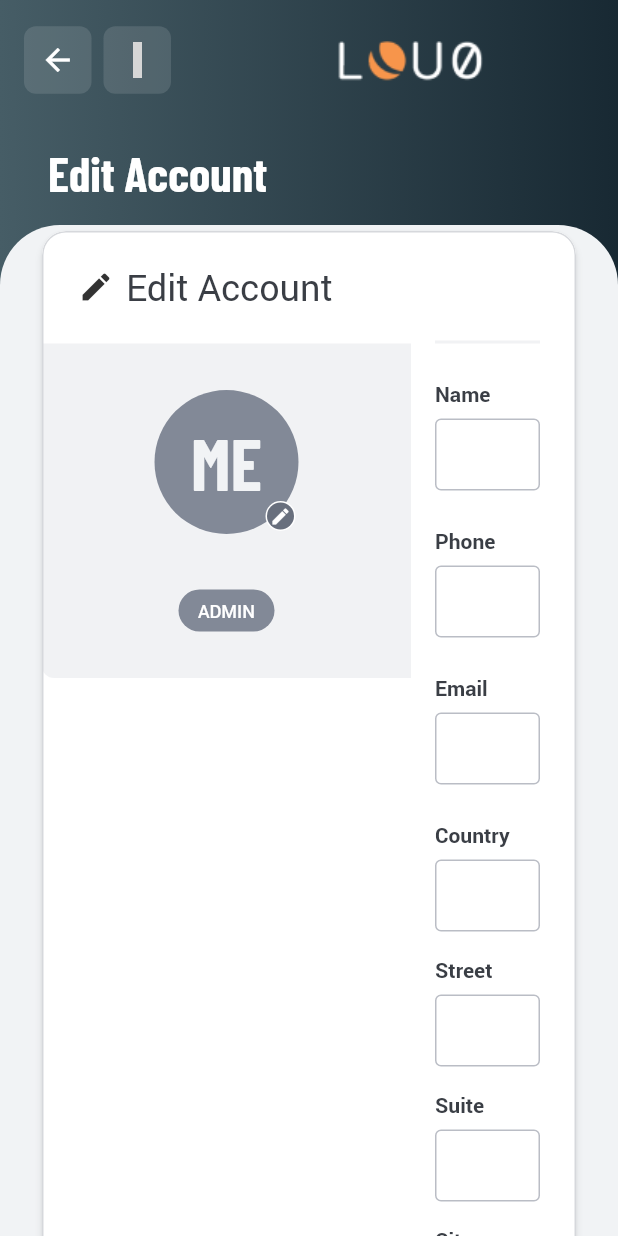
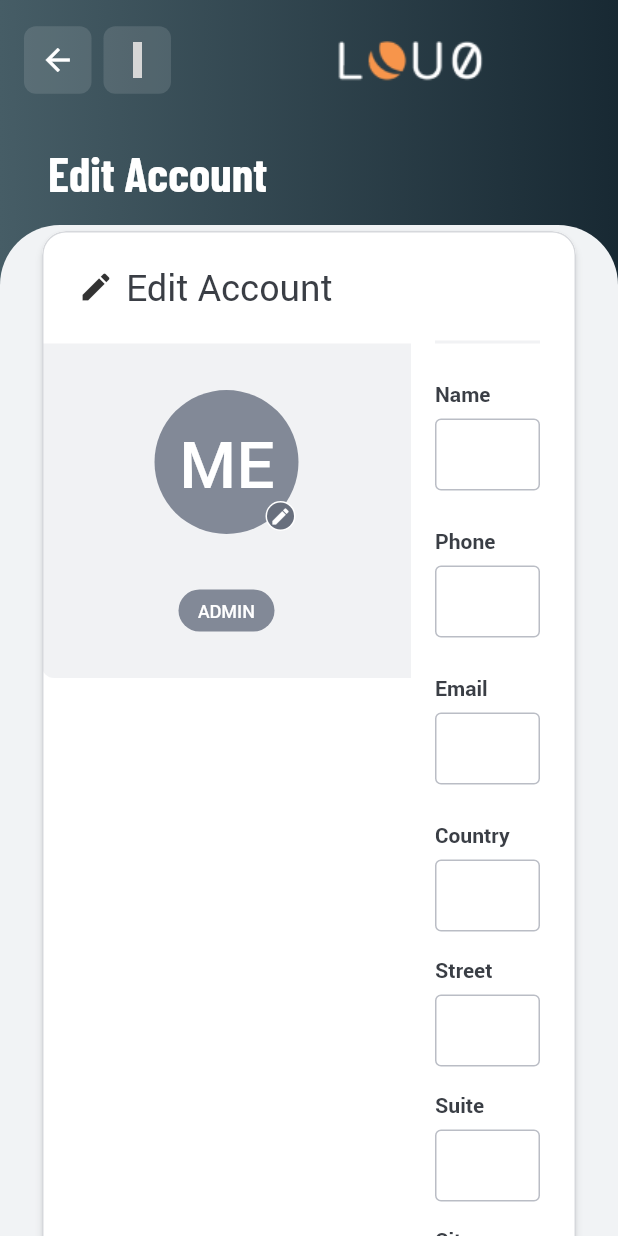
Before and after one commit to jamilwaqar/louzero, a Flutter app: the EditAccountPage screen opened directly with empty values, on a phone screen of 412 x 824 dp. Run offline on Flutter 3.47's test engine with Material 2 defaults, Android fonts, the phone set to English and light mode, and no system bars; our stand-ins replace another_flushbar, cached_network_image, country_picker, dio, dropdown_search, fl_chart and 8 more; missing offline and left inert: backendless_sdk, flutter_verification_code, image_pickers, simple_rich_text; accounts and stored records are empty; statements that could not run were skipped; grey boxes are pictures that could not be loaded.

Commit message:
updates app avatar

```diff
--- a/lib/common/app_avatar.dart
+++ b/lib/common/app_avatar.dart
@@ -1,8 +1,10 @@
 import 'package:cached_network_image/cached_network_image.dart';
 import 'package:flutter/material.dart';
 import 'package:louzero/controller/constant/colors.dart';
+import 'app_image.dart';
 
 class AppAvatar extends StatelessWidget {
+
   final Uri? url;
   final String? text;
   final Color? borderColor;
@@ -33,20 +35,15 @@ class AppAvatar extends StatelessWidget {
           border: Border.all(color: borderColor ?? Colors.transparent),
           borderRadius: BorderRadius.circular(999),
           color: backgroundColor ?? Colors.transparent),
-      child: Text(
-        text!.isNotEmpty ? text! : 'ME',
-        style: AppStyles.headerRegular
-            .copyWith(color: AppColors.secondary_99, fontSize: size * .50),
-      ),
-      // child: url == null
-      //     ? placeHolder != null
-      //         ? AppImage(
-      //             placeHolder!,
-      //             width: size,
-      //             height: size,
-      //           )
-      //         : _initials()
-      //     : _cachedNetworkImage(),
+      child: url == null
+          ? placeHolder != null
+              ? AppImage(
+                  placeHolder!,
+                  width: size,
+                  height: size,
+                )
+              : _initials()
+          : _cachedNetworkImage(),
     );
   }
 
@@ -61,9 +58,14 @@ class AppAvatar extends StatelessWidget {
               ),
             ),
           ),
-      placeholder: (context, url) => const Center(
-            child: CircularProgressIndicator(
-              strokeWidth: 2,
+      placeholder: (context, url) => Center(
+            child: Container(
+              width: size / 2,
+              height: size / 2,
+              alignment: Alignment.center,
+              child: const CircularProgressIndicator(
+                strokeWidth: 2,
+              ),
             ),
           ),
       errorWidget: (context, url, error) {
@@ -71,7 +73,7 @@ class AppAvatar extends StatelessWidget {
       });
 
   Widget _initials() => Text(
-        text!,
+        text?.isNotEmpty ?? false ? text! : 'ME',
         style: TextStyle(
           color: AppColors.lightest,
           fontWeight: FontWeight.w500,
--- a/lib/ui/page/account/account.dart
+++ b/lib/ui/page/account/account.dart
@@ -4,7 +4,6 @@ import 'package:get/get.dart';
 import 'package:louzero/common/common.dart';
 import 'package:louzero/controller/constant/colors.dart';
 import 'package:louzero/controller/get/company_controller.dart';
-import 'package:louzero/controller/state/auth_manager.dart';
 import 'package:louzero/controller/utils.dart';
 import 'package:louzero/models/company_models.dart';
 import 'package:louzero/models/user_models.dart';
@@ -25,7 +24,7 @@ class MyAccountPage extends GetWidget<CompanyController> {
       child: Column(
         children: [
           const SizedBox(height: 32),
-          AccountEdit(userModel: AuthManager.userModel!),
+          AccountEdit(userModel),
           _companies(),
         ],
       ),
```
Also changed, not shown: lib/ui/page/account/account_edit.dart (+51 -21 lines).
